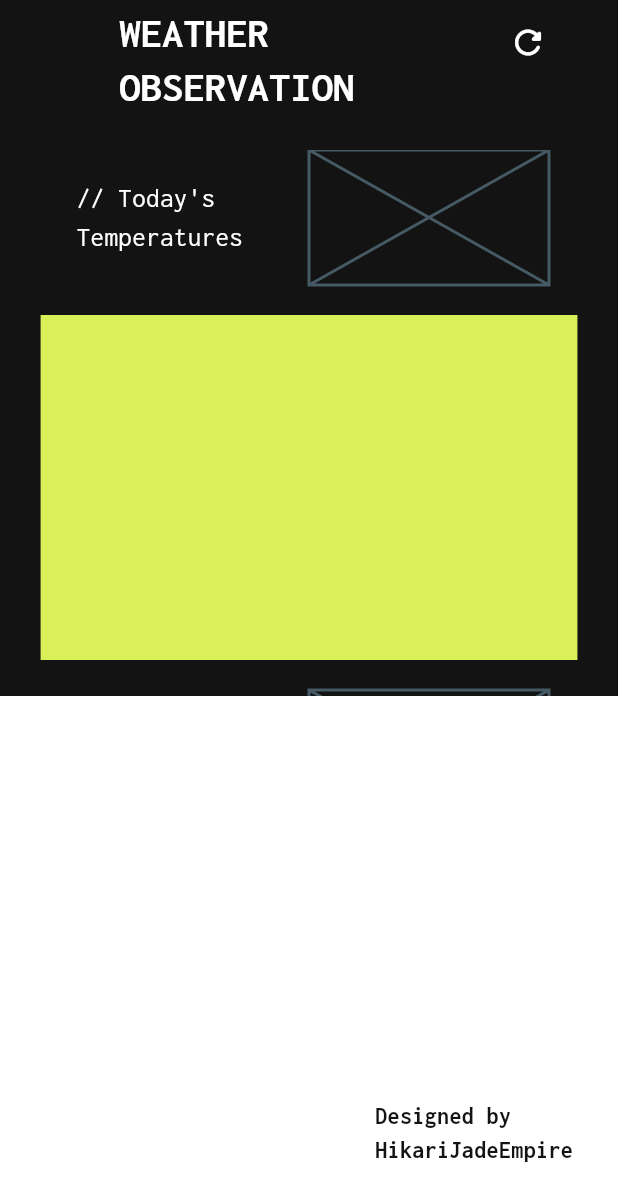
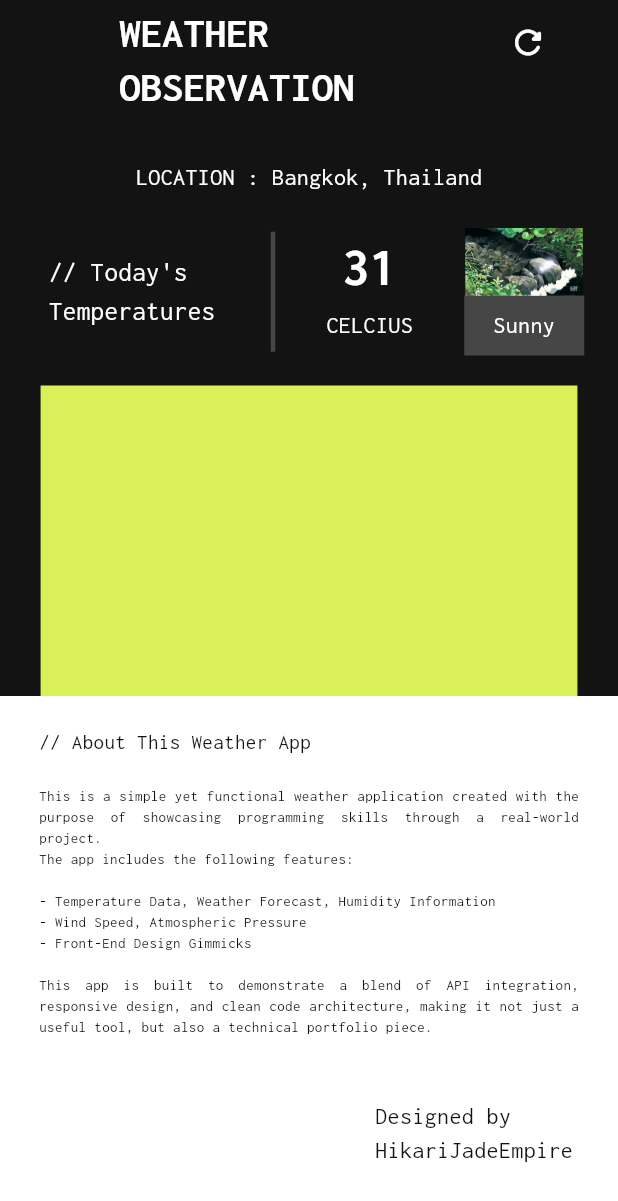
Before and after one commit to HikariJadeEmpire/weather_app, a Flutter app: the screen it shows after launch, on a phone screen of 412 x 824 dp. Shown: the top 1201 px of the screen. Run offline on Flutter 3.47's test engine with Material 3 defaults, Android fonts, the phone set to English and light mode, and no system bars; drawn by our look-alikes of carousel_slider; our stand-ins replace google_fonts.

Commit message:
Update UI

```diff
--- a/lib/MyPage.dart
+++ b/lib/MyPage.dart
@@ -137,16 +137,32 @@ class _MyWeatherApp extends State<MyWeatherApp> {
                 children: [
 
                   Container(
+                    // color: secondHlColr,
+                    margin: EdgeInsets.all(6.0),
+                    height: 40,
+
+                    child: Text(
+                      'LOCATION : Bangkok, Thailand',
+                      textAlign: TextAlign.justify,
+                      style: GoogleFonts.inconsolata(
+                        fontSize: 16,
+                        color: primaryColr,
+                        fontWeight: FontWeight.normal,
+                        ),
+                      ),
+                    ),
+
+                  Container(
                     color: secondColr,
                     child: Row(
                       mainAxisAlignment: MainAxisAlignment.center,
-                      spacing: 20,
+                      spacing: 18,
 
                       children: [
 
                         Container(
-                          // color: secondColr,
-                          padding: EdgeInsets.all(5.0),
+                          // color: secondHlColr,
+                          padding: EdgeInsets.all(10.0),
                           width: 140,
 
                           child: Text(
@@ -160,10 +176,43 @@ class _MyWeatherApp extends State<MyWeatherApp> {
                             ),
                           ),
 
-                        SizedBox(
-                          height: 90,
-                          width: 160,
-                          child: Placeholder(),
+                        Container(
+                            width: 3,
+                            height: 80,
+                            color: secondHlColr,
+                          ),
+
+                        NumItem(
+                          colr: primaryColr,
+                          textLabel: 'CELCIUS',
+                          stringNum: '31',
+                          ),
+
+                        Column(
+                          children: [
+
+                            Image.asset(
+                              'images/waterfall.gif',
+                              height: 45,
+                            ),
+
+                            Container(
+                              height: 40,
+                              width: 80,
+                              padding: EdgeInsets.all(8),
+                              color: secondHlColr,
+                              child: Text(
+                              'Sunny',
+                              textAlign: TextAlign.center,
+                              style: GoogleFonts.inconsolata(
+                                fontSize: 16,
+                                color: primaryColr,
+                                fontWeight: FontWeight.normal,
+                                ),
+                              ),
+                            ),
+
+                          ],
                         ),
 
                       ],
@@ -240,10 +289,40 @@ class _MyWeatherApp extends State<MyWeatherApp> {
                             ),
                           ),
 
-                        SizedBox(
-                          height: 90,
+                        Image.asset(
+                          'images/running.gif',
                           width: 160,
-                          child: Placeholder(),
+                          ),
+
+                      ],
+
+                    ),
+                  ),
+
+                 Container(
+                    margin: EdgeInsets.fromLTRB(10, 10, 10, 30),
+                    child: Row(
+                      mainAxisAlignment: MainAxisAlignment.center,
+                      spacing: 18,
+
+                      children: [
+
+                        NumItem(
+                          colr: primaryColr,
+                          textLabel: 'Humidity',
+                          stringNum: '200',
+                          ),
+
+                        NumItem(
+                          colr: primaryColr,
+                          textLabel: 'Wind',
+                          stringNum: '00',
+                          ),
+
+                        NumItem(
+                          colr: primaryColr,
+                          textLabel: 'Pressure',
+                          stringNum: '00',
                           ),
 
                       ],
@@ -282,7 +361,53 @@ class _MyWeatherApp extends State<MyWeatherApp> {
             // width: 370,
 
             color: primaryColr,
-            // child: Placeholder(),
+            child: Column(
+              crossAxisAlignment: CrossAxisAlignment.start,
+              children: <Widget> [
+
+                Container(
+                  height: 30,
+                  margin: EdgeInsets.fromLTRB(26, 20, 16, 10),
+                  // color: secondHlColr,
+
+                  child: Text(
+                    '// About This Weather App',
+                    textAlign: TextAlign.justify,
+                    style: GoogleFonts.inconsolata(
+                      fontSize: 14,
+                      color: secondColr,
+                      fontWeight: FontWeight.normal,
+                      ),
+                    ),
+                  ),
+
+                  Container(
+                    height: 200,
+                    margin: EdgeInsets.only(left: 26, right: 26),
+                    // color: secondHlColr,
+                    child: Text(
+                      '''
+This is a simple yet functional weather application created with the purpose of showcasing programming skills through a real-world project.
+The app includes the following features:
+
+- Temperature Data, Weather Forecast, Humidity Information
+- Wind Speed, Atmospheric Pressure
+- Front-End Design Gimmicks
+
+This app is built to demonstrate a blend of API integration, responsive design, and clean code architecture, making it not just a useful tool, but also a technical portfolio piece.
+                      ''',
+                      textAlign: TextAlign.justify,
+                      style: GoogleFonts.inconsolata(
+                        fontSize: 10,
+                        color: secondColr,
+                        fontWeight: FontWeight.normal,
+                        ),
+                      ),
+
+                  ),
+
+                ],
+              ),
             ),
 
           Row(
@@ -304,7 +429,7 @@ class _MyWeatherApp extends State<MyWeatherApp> {
                   style: GoogleFonts.inconsolata(
                     fontSize: 16,
                     color: secondColr,
-                    fontWeight: FontWeight.bold,
+                    fontWeight: FontWeight.normal,
                     ),
                   ),
 
@@ -318,3 +443,59 @@ class _MyWeatherApp extends State<MyWeatherApp> {
     );
   }
 }
+
+//// The stateless widget below can be uses as item which is re-useable
+
+class NumItem extends StatelessWidget {
+
+  final Color colr;
+  final String textLabel;
+  final String stringNum;
+
+  const NumItem({
+    super.key,
+    required this.colr,
+    required this.textLabel,
+    required this.stringNum,
+    });
+
+  @override
+  Widget build(BuildContext context) {
+    return Column(
+      children: [
+
+        SizedBox(
+          height: 45,
+          width: 90,
+
+          child: Text(
+          stringNum,
+          textAlign: TextAlign.center,
+          style: GoogleFonts.inconsolata(
+            fontSize: 36,
+            color: colr,
+            fontWeight: FontWeight.bold,
+            ),
+          ),
+        ),
+
+        Container(
+          height: 40,
+          width: 90,
+          padding: EdgeInsets.all(8),
+          // color: secondHlColr,
+          child: Text(
+          textLabel,
+          textAlign: TextAlign.center,
+          style: GoogleFonts.inconsolata(
+            fontSize: 16,
+            color: colr,
+            fontWeight: FontWeight.normal,
+            ),
+          ),
+        ),
+
+      ],
+    );
+  }
+}
```
Also changed, not shown: pubspec.yaml (+4 -3 lines), images/gibli_sunny.gif (added), images/running.gif (added), images/waterfall.gif (added). Lines whose indentation alone changed are shown as unchanged.
